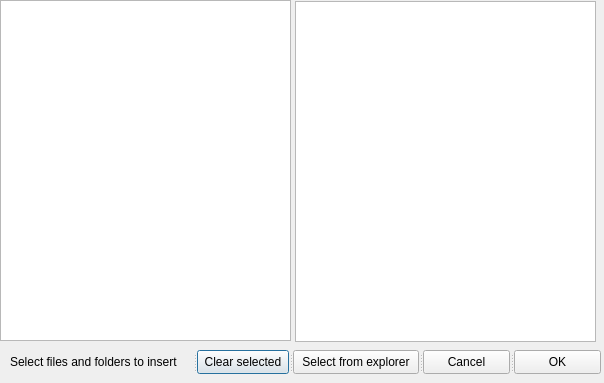
This is AddDataToFolder.ui in kshchuk/Offline-File-Manager as Qt 5 draws it before an edit. The edited form follows.
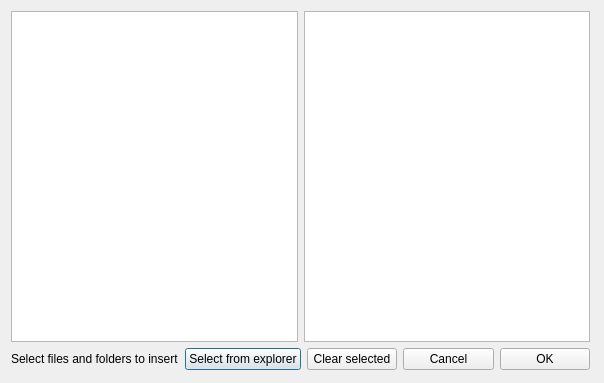
This is the edited form.

What changed in the file:
```diff
--- a/AddDataToFolder.ui
+++ b/AddDataToFolder.ui
@@ -13,63 +13,66 @@
   <property name="windowTitle">
    <string>AddDataToFolder</string>
   </property>
-  <widget class="QTreeView" name="systemTree">
+  <widget class="QWidget" name="">
    <property name="geometry">
     <rect>
      <x>0</x>
      <y>0</y>
-     <width>291</width>
-     <height>341</height>
+     <width>601</width>
+     <height>381</height>
     </rect>
    </property>
-  </widget>
-  <widget class="QSplitter" name="splitter">
-   <property name="geometry">
-    <rect>
-     <x>10</x>
-     <y>350</y>
-     <width>591</width>
-     <height>24</height>
-    </rect>
-   </property>
-   <property name="orientation">
-    <enum>Qt::Horizontal</enum>
-   </property>
+   <layout class="QVBoxLayout" name="verticalLayout">
+    <item>
+     <layout class="QHBoxLayout" name="horizontalLayout">
+      <item>
+       <widget class="QTreeView" name="systemTree"/>
+      </item>
+      <item>
+       <widget class="QListWidget" name="fileList"/>
+      </item>
+     </layout>
+    </item>
+    <item>
+     <layout class="QHBoxLayout" name="horizontalLayout_2">
+      <item>
    <widget class="QLabel" name="label">
     <property name="text">
      <string>Select files and folders to insert</string>
     </property>
    </widget>
-   <widget class="QPushButton" name="clearButton">
-    <property name="text">
-     <string>Clear selected</string>
-    </property>
-   </widget>
+      </item>
+      <item>
    <widget class="QPushButton" name="fromExplorerButton">
     <property name="text">
      <string>Select from explorer</string>
     </property>
    </widget>
+      </item>
+      <item>
+       <widget class="QPushButton" name="clearButton">
+        <property name="text">
+         <string>Clear selected</string>
+        </property>
+       </widget>
+      </item>
+      <item>
    <widget class="QPushButton" name="cancelButton">
     <property name="text">
      <string>Cancel</string>
     </property>
    </widget>
+      </item>
+      <item>
    <widget class="QPushButton" name="okButton">
     <property name="text">
      <string>OK</string>
     </property>
    </widget>
-  </widget>
-  <widget class="QListWidget" name="fileList">
-   <property name="geometry">
-    <rect>
-     <x>295</x>
-     <y>1</y>
-     <width>301</width>
-     <height>341</height>
-    </rect>
-   </property>
+      </item>
+     </layout>
+    </item>
+   </layout>
   </widget>
  </widget>
  <layoutdefault spacing="6" margin="11"/>
```
Lines whose indentation alone changed are shown as unchanged.
